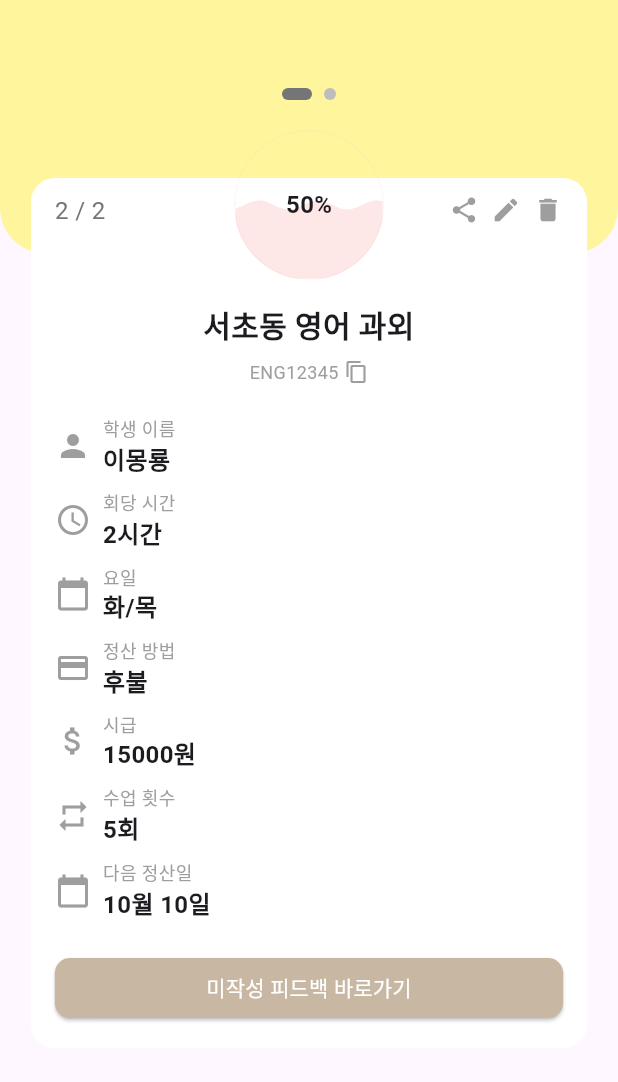
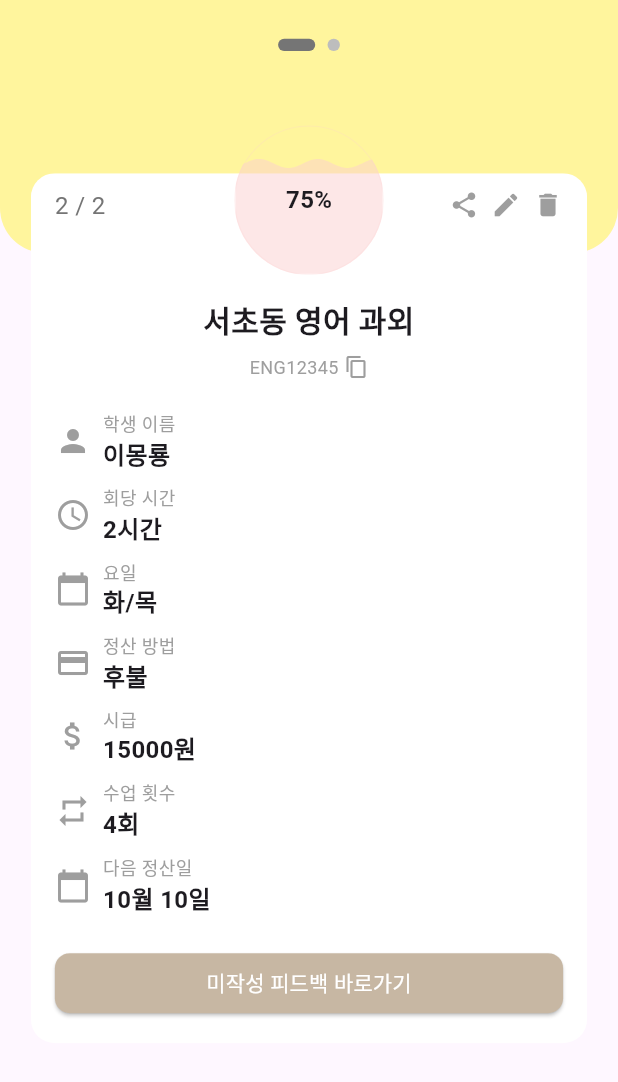
Before and after one commit to STUDULER/studuler_frontend, a Flutter app: the TeacherHomePage screen opened directly, swiped to page 2, on a phone screen of 412 x 824 dp, the part 122-1204 px from its top. Run offline on Flutter 3.47's test engine with Material 3 defaults, Android fonts, the phone set to English and light mode, and no system bars; drawn by our look-alikes of card_swiper; our stand-ins replace dio, flutter_secure_storage, google_sign_in; missing offline and left inert: kakao_flutter_sdk; accounts and stored records are empty.

Commit message:
카드 루프 밴, 간격 화면 전체 너비 기준으로 수정

```diff
--- a/lib/common/page/teacher_home_page.dart
+++ b/lib/common/page/teacher_home_page.dart
@@ -22,7 +22,7 @@ class _TeacherHomePageState extends State<TeacherHomePage> {
       {
         'title': '대치동 수학 과외',
         'code': 'REK45J2F',
-        'completionRate': 0.75,
+        'completionRate': 3/8,
         'themeColor': Color(0xFFB5C18E), // 초기 테마 색상 추가
         'infoItems': [
           ClassInfoItem(icon: Icons.person, title: '학생 이름', value: '홍길동'),
@@ -37,7 +37,7 @@ class _TeacherHomePageState extends State<TeacherHomePage> {
       {
         'title': '서초동 영어 과외',
         'code': 'ENG12345',
-        'completionRate': 0.5,
+        'completionRate': 3/4,
         'themeColor': Color(0xFFFCCFCF), // 초기 테마 색상 추가
         'infoItems': [
           ClassInfoItem(icon: Icons.person, title: '학생 이름', value: '이몽룡'),
@@ -45,7 +45,7 @@ class _TeacherHomePageState extends State<TeacherHomePage> {
           ClassInfoItem(icon: Icons.calendar_today, title: '요일', value: '화/목'),
           ClassInfoItem(icon: Icons.payment, title: '정산 방법', value: '후불'),
           ClassInfoItem(icon: Icons.attach_money, title: '시급', value: '15000원'),
-          ClassInfoItem(icon: Icons.repeat, title: '수업 횟수', value: '5회'),
+          ClassInfoItem(icon: Icons.repeat, title: '수업 횟수', value: '4회'),
           ClassInfoItem(icon: Icons.calendar_today, title: '다음 정산일', value: '10월 10일'),
         ],
       },
@@ -54,22 +54,25 @@ class _TeacherHomePageState extends State<TeacherHomePage> {
 
   @override
   Widget build(BuildContext context) {
+    final screenHeight = MediaQuery.of(context).size.height; // 화면 높이 가져오기
+    final screenWidth = MediaQuery.of(context).size.width; // 화면 너비 가져오기
+
     return Scaffold(
       body: Stack(
         children: [
           const Background(),
           Column(
             children: [
-              const SizedBox(height: 140),
+              SizedBox(height: screenHeight * 0.13), // 화면 높이의 10%
               // 커스텀 인디케이터 추가 (카드 위쪽)
               Row(
                 mainAxisAlignment: MainAxisAlignment.center,
                 children: List.generate(classData.length, (index) {
                   return AnimatedContainer(
                     duration: const Duration(milliseconds: 300),
-                    margin: const EdgeInsets.symmetric(horizontal: 4.0),
-                    width: currentIndex == index ? 20.0 : 8.0, // 현재 카드의 인덱스일 때는 길게 표시
-                    height: 8.0,
+                    margin: EdgeInsets.symmetric(horizontal: screenWidth * 0.01), // 화면 너비의 1%
+                    width: currentIndex == index ? screenWidth * 0.06 : screenWidth * 0.02, // 인덱스에 따라 너비 조절
+                    height: screenHeight * 0.01, // 화면 높이의 1%
                     decoration: BoxDecoration(
                       color: currentIndex == index ? Colors.grey[600] : Colors.grey[400],
                       borderRadius: BorderRadius.circular(4.0),
@@ -77,7 +80,7 @@ class _TeacherHomePageState extends State<TeacherHomePage> {
                   );
                 }),
               ),
-              const SizedBox(height: 20),
+              SizedBox(height: screenHeight * 0.06), // 화면 높이의 6%
               Expanded(
                 child: Swiper(
                   itemCount: classData.length,
@@ -99,6 +102,7 @@ class _TeacherHomePageState extends State<TeacherHomePage> {
                       },
                     );
                   },
+                  loop: false, // 마지막 카드에서 첫 번째 카드로 넘어가지 않도록 설정
                   onIndexChanged: (index) {
                     setState(() {
                       currentIndex = index; // 현재 인덱스 업데이트
```
